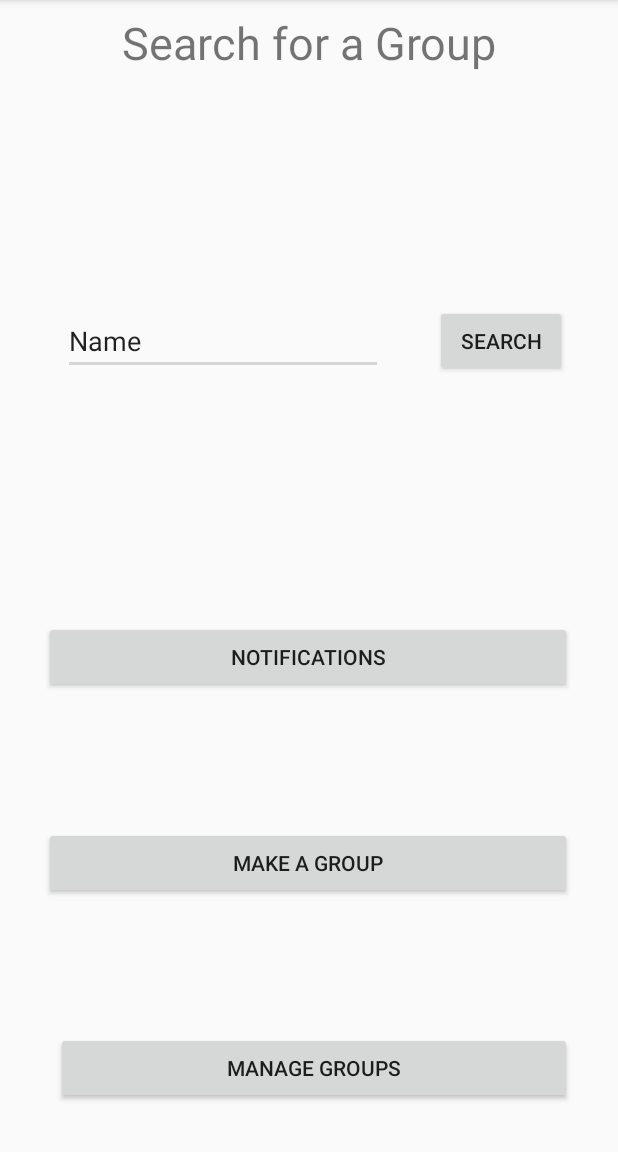
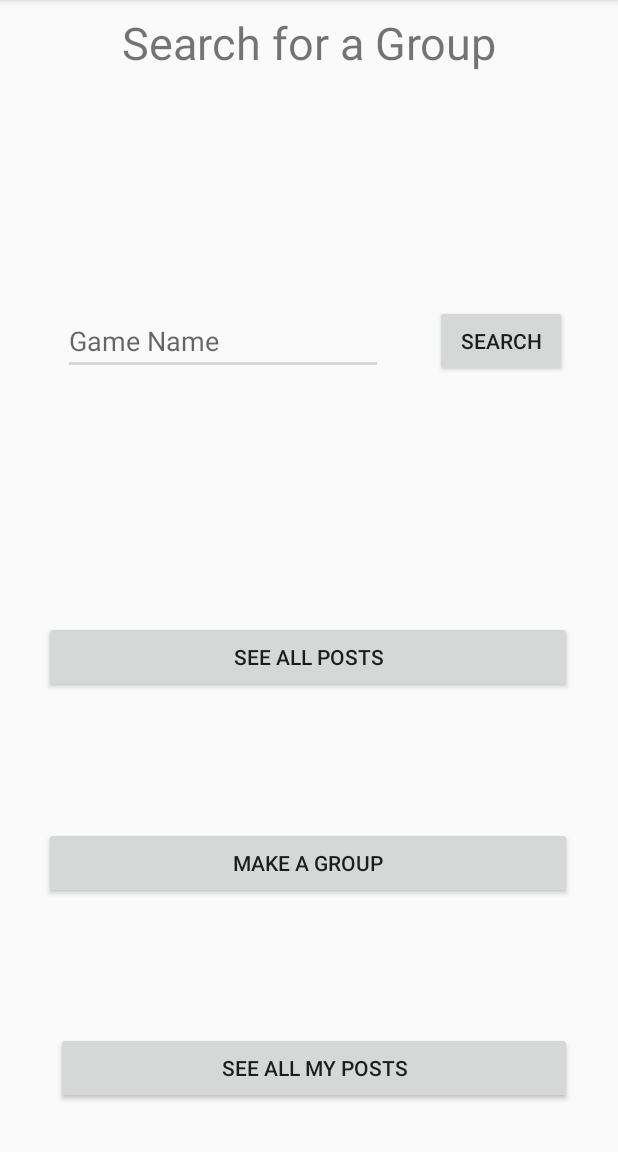
Before and after one commit to JoshuaEsquilin/Co-op-Now, an Android app: the screen it shows after launch once a user with an empty profile is signed in (MainMenu), on a phone screen of 412 x 824 dp, the part 84-1236 px from its top. Run offline under Robolectric (Android 15) with nearby library versions, the light colour scheme and no system bars; our stand-ins replace Firebase (no records; nobody signed in at launch, a user with empty details on screens opened directly).

Commit message:
Updated the UI

```diff
--- a/app/src/main/res/layout/activity_main_menu.xml
+++ b/app/src/main/res/layout/activity_main_menu.xml
@@ -36,19 +36,19 @@
     </TableLayout>
 
     <Button
-        android:id="@+id/button9"
+        android:id="@+id/button_see_all_posts"
         android:layout_width="0dp"
         android:layout_height="wrap_content"
         android:layout_marginEnd="8dp"
         android:layout_marginStart="8dp"
         android:layout_marginTop="8dp"
-        android:text="Notifications"
+        android:text="See all posts"
         app:layout_constraintEnd_toEndOf="@+id/tableLayout"
         app:layout_constraintStart_toStartOf="@+id/tableLayout"
         app:layout_constraintTop_toTopOf="@+id/tableLayout" />
 
     <Button
-        android:id="@+id/button11"
+        android:id="@+id/button_make_a_group"
         android:layout_width="0dp"
         android:layout_height="wrap_content"
         android:layout_marginBottom="8dp"
@@ -56,22 +56,22 @@
         android:layout_marginStart="8dp"
         android:layout_marginTop="8dp"
         android:text="Make a Group"
-        app:layout_constraintBottom_toTopOf="@+id/button10"
+        app:layout_constraintBottom_toTopOf="@+id/button_see_all_my_posts"
         app:layout_constraintEnd_toEndOf="@+id/tableLayout"
         app:layout_constraintStart_toStartOf="@+id/tableLayout"
-        app:layout_constraintTop_toBottomOf="@+id/button9" />
+        app:layout_constraintTop_toBottomOf="@+id/button_see_all_posts" />
 
     <Button
-        android:id="@+id/button10"
+        android:id="@+id/button_see_all_my_posts"
         android:layout_width="0dp"
         android:layout_height="wrap_content"
         android:layout_marginBottom="8dp"
         android:layout_marginEnd="8dp"
         android:layout_marginStart="8dp"
-        android:text="Manage groups"
+        android:text="See all my posts"
         app:layout_constraintBottom_toBottomOf="@+id/tableLayout"
         app:layout_constraintEnd_toEndOf="@+id/tableLayout"
-        app:layout_constraintStart_toStartOf="@+id/button11" />
+        app:layout_constraintStart_toStartOf="@+id/button_make_a_group" />
 
     <TextView
         android:id="@+id/textView"
@@ -92,20 +92,20 @@
         android:layout_width="wrap_content"
         android:layout_height="wrap_content"
         android:layout_marginBottom="8dp"
+        android:layout_marginLeft="8dp"
         android:layout_marginStart="8dp"
         android:layout_marginTop="8dp"
         android:ems="10"
+        android:hint="Game Name"
         android:inputType="textPersonName"
-        android:text="Name"
         app:layout_constraintBottom_toTopOf="@+id/tableLayout"
-        app:layout_constraintEnd_toStartOf="@+id/button12"
+        app:layout_constraintEnd_toStartOf="@+id/button_search"
         app:layout_constraintHorizontal_bias="0.5"
         app:layout_constraintStart_toStartOf="parent"
-        app:layout_constraintTop_toBottomOf="@+id/textView"
-        android:layout_marginLeft="8dp" />
+        app:layout_constraintTop_toBottomOf="@+id/textView" />
 
     <Button
-        android:id="@+id/button12"
+        android:id="@+id/button_search"
         android:layout_width="wrap_content"
         android:layout_height="wrap_content"
         android:layout_marginBottom="8dp"
```
Also changed, not shown: app/src/main/AndroidManifest.xml (+4 -4 lines), app/src/main/java/com/coopnow/joshe/co_opnow/ListofPosts.java (added, +13 -0 lines), app/src/main/java/com/coopnow/joshe/co_opnow/MyPosts.java (added, +13 -0 lines), app/src/main/java/com/coopnow/joshe/co_opnow/Post.java (added, +13 -0 lines), app/src/main/java/com/coopnow/joshe/co_opnow/SeeAllPosts.java (added, +13 -0 lines), app/src/main/res/layout/activity_list_of_posts.xml (added, +32 -0 lines), app/src/main/res/layout/activity_my_posts.xml (added, +33 -0 lines), app/src/main/res/layout/activity_post_info.xml (added, +23 -0 lines), app/src/main/res/layout/activity_see_all_posts.xml (added, +33 -0 lines).
